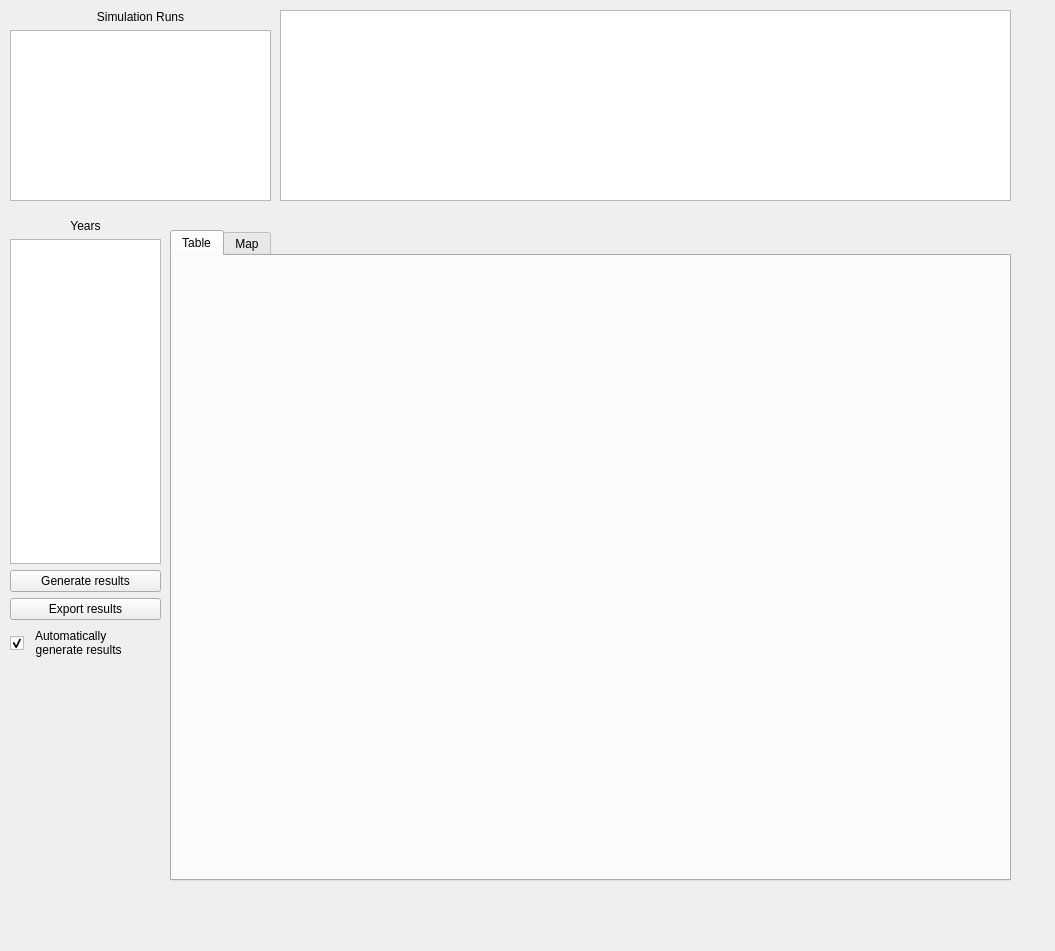
Old version of the form opus_gui/results/forms/results_browser.ui in the repository psrc/urbansim.
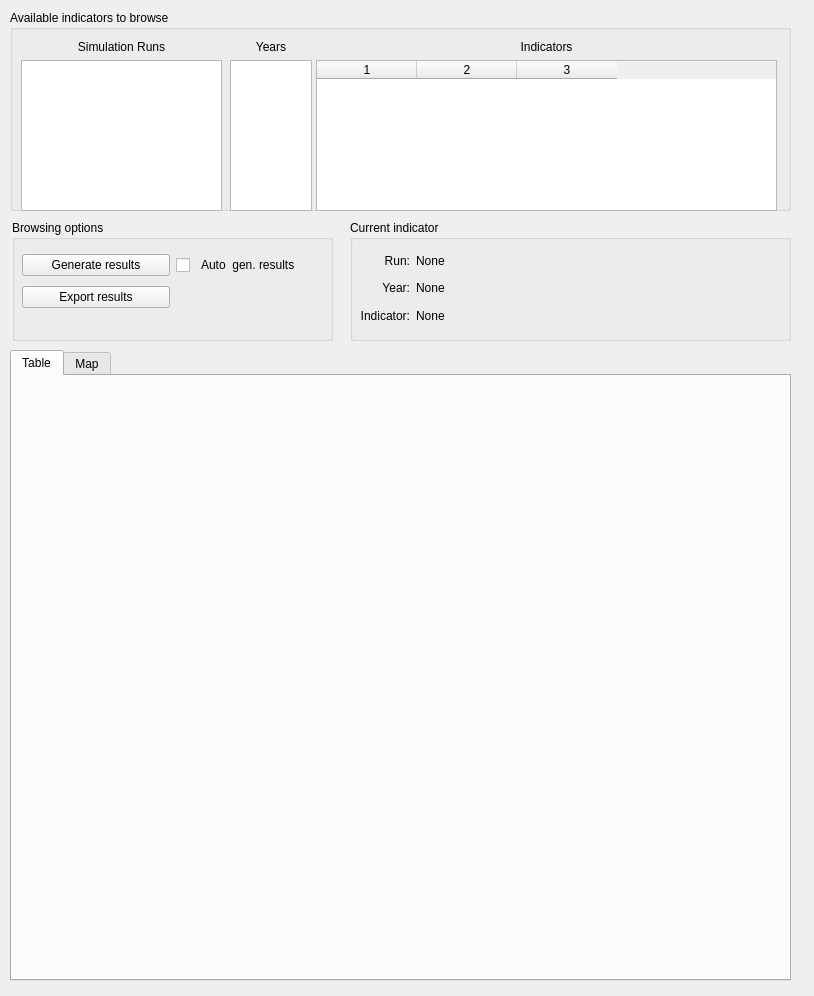
New version of the form.

```diff
--- a/opus_gui/results/forms/results_browser.ui
+++ b/opus_gui/results/forms/results_browser.ui
@@ -5,8 +5,8 @@
    <rect>
     <x>0</x>
     <y>0</y>
-    <width>1055</width>
-    <height>951</height>
+    <width>814</width>
+    <height>996</height>
    </rect>
   </property>
   <property name="sizePolicy" >
@@ -21,15 +21,30 @@
   <widget class="QTabWidget" name="twVisualizations" >
    <property name="geometry" >
     <rect>
-     <x>170</x>
-     <y>230</y>
-     <width>841</width>
-     <height>651</height>
+     <x>10</x>
+     <y>350</y>
+     <width>781</width>
+     <height>631</height>
     </rect>
    </property>
+   <property name="sizePolicy" >
+    <sizepolicy vsizetype="Expanding" hsizetype="Minimum" >
+     <horstretch>0</horstretch>
+     <verstretch>0</verstretch>
+    </sizepolicy>
+   </property>
+   <property name="baseSize" >
+    <size>
+     <width>40</width>
+     <height>0</height>
+    </size>
+   </property>
    <property name="toolTip" >
     <string/>
    </property>
+   <property name="autoFillBackground" >
+    <bool>false</bool>
+   </property>
    <property name="currentIndex" >
     <number>0</number>
    </property>
@@ -38,8 +53,8 @@
      <rect>
       <x>0</x>
       <y>0</y>
-      <width>835</width>
-      <height>622</height>
+      <width>775</width>
+      <height>602</height>
      </rect>
     </property>
     <attribute name="title" >
@@ -60,126 +75,487 @@
     </attribute>
    </widget>
   </widget>
-  <widget class="QWidget" name="layoutWidget" >
+  <widget class="QGroupBox" name="groupBox_3" >
    <property name="geometry" >
     <rect>
      <x>10</x>
      <y>10</y>
-     <width>261</width>
-     <height>191</height>
+     <width>781</width>
+     <height>201</height>
     </rect>
    </property>
-   <layout class="QVBoxLayout" >
-    <item>
-     <widget class="QLabel" name="label" >
-      <property name="text" >
-       <string>Simulation Runs</string>
-      </property>
-      <property name="alignment" >
-       <set>Qt::AlignCenter</set>
-      </property>
-     </widget>
-    </item>
-    <item>
-     <widget class="QListWidget" name="lstAvailableRuns" />
-    </item>
-   </layout>
+   <property name="sizePolicy" >
+    <sizepolicy vsizetype="Preferred" hsizetype="Expanding" >
+     <horstretch>0</horstretch>
+     <verstretch>0</verstretch>
+    </sizepolicy>
+   </property>
+   <property name="autoFillBackground" >
+    <bool>false</bool>
+   </property>
+   <property name="title" >
+    <string>Available indicators to browse</string>
+   </property>
+   <widget class="QWidget" name="verticalLayoutWidget_2" >
+    <property name="geometry" >
+     <rect>
+      <x>220</x>
+      <y>30</y>
+      <width>82</width>
+      <height>171</height>
+     </rect>
+    </property>
+    <property name="sizePolicy" >
+     <sizepolicy vsizetype="Preferred" hsizetype="Expanding" >
+      <horstretch>0</horstretch>
+      <verstretch>0</verstretch>
+     </sizepolicy>
+    </property>
+    <layout class="QVBoxLayout" name="verticalLayout" >
+     <item>
+      <widget class="QLabel" name="label_4" >
+       <property name="sizePolicy" >
+        <sizepolicy vsizetype="Preferred" hsizetype="Expanding" >
+         <horstretch>0</horstretch>
+         <verstretch>0</verstretch>
+        </sizepolicy>
+       </property>
+       <property name="minimumSize" >
+        <size>
+         <width>0</width>
+         <height>0</height>
+        </size>
+       </property>
+       <property name="text" >
+        <string>Years</string>
+       </property>
+       <property name="alignment" >
+        <set>Qt::AlignCenter</set>
+       </property>
+      </widget>
+     </item>
+     <item>
+      <widget class="QListWidget" name="lstYears" >
+       <property name="sizePolicy" >
+        <sizepolicy vsizetype="Expanding" hsizetype="Expanding" >
+         <horstretch>0</horstretch>
+         <verstretch>0</verstretch>
+        </sizepolicy>
+       </property>
+       <property name="minimumSize" >
+        <size>
+         <width>0</width>
+         <height>0</height>
+        </size>
+       </property>
+       <property name="maximumSize" >
+        <size>
+         <width>16777215</width>
+         <height>16777215</height>
+        </size>
+       </property>
+       <property name="baseSize" >
+        <size>
+         <width>40</width>
+         <height>0</height>
+        </size>
+       </property>
+       <property name="alternatingRowColors" >
+        <bool>true</bool>
+       </property>
+      </widget>
+     </item>
+    </layout>
+    <zorder>label_4</zorder>
+    <zorder>lstYears</zorder>
+    <zorder></zorder>
+   </widget>
+   <widget class="QWidget" name="layoutWidget" >
+    <property name="geometry" >
+     <rect>
+      <x>11</x>
+      <y>30</y>
+      <width>201</width>
+      <height>171</height>
+     </rect>
+    </property>
+    <layout class="QVBoxLayout" >
+     <item>
+      <widget class="QLabel" name="label" >
+       <property name="sizePolicy" >
+        <sizepolicy vsizetype="Preferred" hsizetype="Expanding" >
+         <horstretch>0</horstretch>
+         <verstretch>0</verstretch>
+        </sizepolicy>
+       </property>
+       <property name="baseSize" >
+        <size>
+         <width>100</width>
+         <height>0</height>
+        </size>
+       </property>
+       <property name="text" >
+        <string>Simulation Runs</string>
+       </property>
+       <property name="alignment" >
+        <set>Qt::AlignCenter</set>
+       </property>
+      </widget>
+     </item>
+     <item>
+      <widget class="QListWidget" name="lstAvailableRuns" >
+       <property name="sizePolicy" >
+        <sizepolicy vsizetype="Preferred" hsizetype="Expanding" >
+         <horstretch>0</horstretch>
+         <verstretch>0</verstretch>
+        </sizepolicy>
+       </property>
+       <property name="minimumSize" >
+        <size>
+         <width>0</width>
+         <height>0</height>
+        </size>
+       </property>
+       <property name="maximumSize" >
+        <size>
+         <width>16777215</width>
+         <height>16777215</height>
+        </size>
+       </property>
+       <property name="baseSize" >
+        <size>
+         <width>100</width>
+         <height>0</height>
+        </size>
+       </property>
+       <property name="alternatingRowColors" >
+        <bool>true</bool>
+       </property>
+      </widget>
+     </item>
+    </layout>
+   </widget>
+   <widget class="QWidget" name="verticalLayoutWidget" >
+    <property name="geometry" >
+     <rect>
+      <x>306</x>
+      <y>30</y>
+      <width>461</width>
+      <height>171</height>
+     </rect>
+    </property>
+    <layout class="QVBoxLayout" name="wdgLayout" >
+     <item>
+      <widget class="QLabel" name="label_2" >
+       <property name="sizePolicy" >
+        <sizepolicy vsizetype="Preferred" hsizetype="Expanding" >
+         <horstretch>0</horstretch>
+         <verstretch>0</verstretch>
+        </sizepolicy>
+       </property>
+       <property name="baseSize" >
+        <size>
+         <width>500</width>
+         <height>0</height>
+        </size>
+       </property>
+       <property name="text" >
+        <string>Indicators</string>
+       </property>
+       <property name="alignment" >
+        <set>Qt::AlignCenter</set>
+       </property>
+      </widget>
+     </item>
+     <item>
+      <widget class="QTableWidget" name="tableWidget" >
+       <property name="sizePolicy" >
+        <sizepolicy vsizetype="Expanding" hsizetype="Expanding" >
+         <horstretch>37</horstretch>
+         <verstretch>0</verstretch>
+        </sizepolicy>
+       </property>
+       <property name="minimumSize" >
+        <size>
+         <width>0</width>
+         <height>0</height>
+        </size>
+       </property>
+       <property name="baseSize" >
+        <size>
+         <width>500</width>
+         <height>0</height>
+        </size>
+       </property>
+       <property name="editTriggers" >
+        <set>QAbstractItemView::NoEditTriggers</set>
+       </property>
+       <property name="dragDropOverwriteMode" >
+        <bool>false</bool>
+       </property>
+       <property name="alternatingRowColors" >
+        <bool>true</bool>
+       </property>
+       <property name="selectionMode" >
+        <enum>QAbstractItemView::ExtendedSelection</enum>
+       </property>
+       <property name="selectionBehavior" >
+        <enum>QAbstractItemView::SelectRows</enum>
+       </property>
+       <property name="textElideMode" >
+        <enum>Qt::ElideNone</enum>
+       </property>
+       <property name="showGrid" >
+        <bool>true</bool>
+       </property>
+       <property name="sortingEnabled" >
+        <bool>false</bool>
+       </property>
+       <property name="columnCount" >
+        <number>3</number>
+       </property>
+       <column/>
+       <column/>
+       <column/>
+      </widget>
+     </item>
+    </layout>
+   </widget>
+   <zorder>splitter</zorder>
+   <zorder></zorder>
   </widget>
-  <widget class="QWidget" name="layoutWidget" >
+  <widget class="QGroupBox" name="groupBox" >
    <property name="geometry" >
     <rect>
-     <x>10</x>
-     <y>219</y>
-     <width>151</width>
-     <height>441</height>
+     <x>350</x>
+     <y>220</y>
+     <width>441</width>
+     <height>121</height>
     </rect>
    </property>
-   <layout class="QVBoxLayout" >
-    <item>
-     <widget class="QLabel" name="label_4" >
-      <property name="text" >
-       <string>Years</string>
-      </property>
-      <property name="alignment" >
-       <set>Qt::AlignCenter</set>
-      </property>
-     </widget>
-    </item>
-    <item>
-     <widget class="QListWidget" name="lstYears" />
-    </item>
-    <item>
-     <widget class="QPushButton" name="pbnGenerateResults" >
-      <property name="text" >
-       <string>Generate results</string>
-      </property>
-     </widget>
-    </item>
-    <item>
-     <widget class="QPushButton" name="pbnExportResults" >
-      <property name="text" >
-       <string>Export results</string>
-      </property>
-     </widget>
-    </item>
-    <item>
-     <widget class="QCheckBox" name="cbAutoGen" >
-      <property name="toolTip" >
-       <string/>
-      </property>
-      <property name="text" >
-       <string>  Automatically 
-  generate results</string>
-      </property>
-      <property name="checked" >
-       <bool>true</bool>
-      </property>
-      <property name="tristate" >
-       <bool>false</bool>
-      </property>
-     </widget>
-    </item>
-   </layout>
+   <property name="sizePolicy" >
+    <sizepolicy vsizetype="Preferred" hsizetype="Expanding" >
+     <horstretch>0</horstretch>
+     <verstretch>0</verstretch>
+    </sizepolicy>
+   </property>
+   <property name="autoFillBackground" >
+    <bool>false</bool>
+   </property>
+   <property name="title" >
+    <string>Current indicator</string>
+   </property>
+   <widget class="QWidget" name="gridLayoutWidget" >
+    <property name="geometry" >
+     <rect>
+      <x>10</x>
+      <y>30</y>
+      <width>421</width>
+      <height>76</height>
+     </rect>
+    </property>
+    <layout class="QGridLayout" name="gridLayout" >
+     <item row="0" column="0" >
+      <widget class="QLabel" name="label_3" >
+       <property name="sizePolicy" >
+        <sizepolicy vsizetype="Preferred" hsizetype="Preferred" >
+         <horstretch>0</horstretch>
+         <verstretch>0</verstretch>
+        </sizepolicy>
+       </property>
+       <property name="maximumSize" >
+        <size>
+         <width>16777215</width>
+         <height>16777215</height>
+        </size>
+       </property>
+       <property name="text" >
+        <string>Run:</string>
+       </property>
+       <property name="alignment" >
+        <set>Qt::AlignRight|Qt::AlignTrailing|Qt::AlignVCenter</set>
+       </property>
+      </widget>
+     </item>
+     <item row="1" column="0" >
+      <widget class="QLabel" name="label_5" >
+       <property name="sizePolicy" >
+        <sizepolicy vsizetype="Preferred" hsizetype="Preferred" >
+         <horstretch>0</horstretch>
+         <verstretch>0</verstretch>
+        </sizepolicy>
+       </property>
+       <property name="maximumSize" >
+        <size>
+         <width>16777215</width>
+         <height>16777215</height>
+        </size>
+       </property>
+       <property name="text" >
+        <string>Year:</string>
+       </property>
+       <property name="alignment" >
+        <set>Qt::AlignRight|Qt::AlignTrailing|Qt::AlignVCenter</set>
+       </property>
+      </widget>
+     </item>
+     <item row="2" column="0" >
+      <widget class="QLabel" name="label_6" >
+       <property name="sizePolicy" >
+        <sizepolicy vsizetype="Preferred" hsizetype="Preferred" >
+         <horstretch>0</horstretch>
+         <verstretch>0</verstretch>
+        </sizepolicy>
+       </property>
+       <property name="maximumSize" >
+        <size>
+         <width>16777215</width>
+         <height>16777215</height>
+        </size>
+       </property>
+       <property name="text" >
+        <string>Indicator:</string>
+       </property>
+       <property name="alignment" >
+        <set>Qt::AlignRight|Qt::AlignTrailing|Qt::AlignVCenter</set>
+       </property>
+      </widget>
+     </item>
+     <item row="2" column="1" >
+      <widget class="QLabel" name="lblViewIndicator" >
+       <property name="sizePolicy" >
+        <sizepolicy vsizetype="Preferred" hsizetype="Expanding" >
+         <horstretch>0</horstretch>
+         <verstretch>0</verstretch>
+        </sizepolicy>
+       </property>
+       <property name="text" >
+        <string>None</string>
+       </property>
+      </widget>
+     </item>
+     <item row="1" column="1" >
+      <widget class="QLabel" name="lblViewYear" >
+       <property name="sizePolicy" >
+        <sizepolicy vsizetype="Preferred" hsizetype="Expanding" >
+         <horstretch>0</horstretch>
+         <verstretch>0</verstretch>
+        </sizepolicy>
+       </property>
+       <property name="text" >
+        <string>None</string>
+       </property>
+      </widget>
+     </item>
+     <item row="0" column="1" >
+      <widget class="QLabel" name="lblViewRun" >
+       <property name="sizePolicy" >
+        <sizepolicy vsizetype="Preferred" hsizetype="Expanding" >
+         <horstretch>0</horstretch>
+         <verstretch>0</verstretch>
+        </sizepolicy>
+       </property>
+       <property name="text" >
+        <string>None</string>
+       </property>
+      </widget>
+     </item>
+    </layout>
+   </widget>
   </widget>
-  <widget class="QWidget" name="verticalLayoutWidget" >
+  <widget class="QGroupBox" name="groupBox_2" >
    <property name="geometry" >
     <rect>
-     <x>280</x>
-     <y>10</y>
-     <width>731</width>
-     <height>191</height>
+     <x>12</x>
+     <y>220</y>
+     <width>321</width>
+     <height>121</height>
     </rect>
    </property>
-   <layout class="QVBoxLayout" name="wdgLayout" >
-    <item>
-     <widget class="QTableWidget" name="tableWidget" >
-      <property name="editTriggers" >
-       <set>QAbstractItemView::NoEditTriggers</set>
-      </property>
-      <property name="dragDropOverwriteMode" >
-       <bool>false</bool>
-      </property>
-      <property name="alternatingRowColors" >
-       <bool>true</bool>
-      </property>
-      <property name="selectionMode" >
-       <enum>QAbstractItemView::ExtendedSelection</enum>
-      </property>
-      <property name="selectionBehavior" >
-       <enum>QAbstractItemView::SelectRows</enum>
-      </property>
-      <property name="textElideMode" >
-       <enum>Qt::ElideNone</enum>
-      </property>
-      <property name="showGrid" >
-       <bool>true</bool>
-      </property>
-      <property name="sortingEnabled" >
-       <bool>false</bool>
-      </property>
-     </widget>
-    </item>
-   </layout>
+   <property name="sizePolicy" >
+    <sizepolicy vsizetype="Preferred" hsizetype="Fixed" >
+     <horstretch>0</horstretch>
+     <verstretch>0</verstretch>
+    </sizepolicy>
+   </property>
+   <property name="autoFillBackground" >
+    <bool>false</bool>
+   </property>
+   <property name="title" >
+    <string>Browsing options</string>
+   </property>
+   <widget class="QWidget" name="layoutWidget" >
+    <property name="geometry" >
+     <rect>
+      <x>10</x>
+      <y>30</y>
+      <width>301</width>
+      <height>62</height>
+     </rect>
+    </property>
+    <layout class="QGridLayout" name="gridLayout_2" >
+     <item row="0" column="0" >
+      <widget class="QPushButton" name="pbnGenerateResults" >
+       <property name="sizePolicy" >
+        <sizepolicy vsizetype="Fixed" hsizetype="Preferred" >
+         <horstretch>0</horstretch>
+         <verstretch>0</verstretch>
+        </sizepolicy>
+       </property>
+       <property name="minimumSize" >
+        <size>
+         <width>125</width>
+         <height>0</height>
+        </size>
+       </property>
+       <property name="text" >
+        <string>Generate results</string>
+       </property>
+      </widget>
+     </item>
+     <item row="0" column="1" >
+      <widget class="QCheckBox" name="cbAutoGen" >
+       <property name="sizePolicy" >
+        <sizepolicy vsizetype="Fixed" hsizetype="Preferred" >
+         <horstretch>0</horstretch>
+         <verstretch>0</verstretch>
+        </sizepolicy>
+       </property>
+       <property name="toolTip" >
+        <string/>
+       </property>
+       <property name="text" >
+        <string>  Auto  gen. results</string>
+       </property>
+       <property name="checked" >
+        <bool>false</bool>
+       </property>
+       <property name="tristate" >
+        <bool>false</bool>
+       </property>
+      </widget>
+     </item>
+     <item row="1" column="0" >
+      <widget class="QPushButton" name="pbnExportResults" >
+       <property name="sizePolicy" >
+        <sizepolicy vsizetype="Fixed" hsizetype="Preferred" >
+         <horstretch>0</horstretch>
+         <verstretch>0</verstretch>
+        </sizepolicy>
+       </property>
+       <property name="minimumSize" >
+        <size>
+         <width>125</width>
+         <height>0</height>
+        </size>
+       </property>
+       <property name="text" >
+        <string>Export results</string>
+       </property>
+      </widget>
+     </item>
+    </layout>
+   </widget>
   </widget>
  </widget>
  <resources/>
```
Left out of the diff: 6 changed lines with no effect on the pictures.
